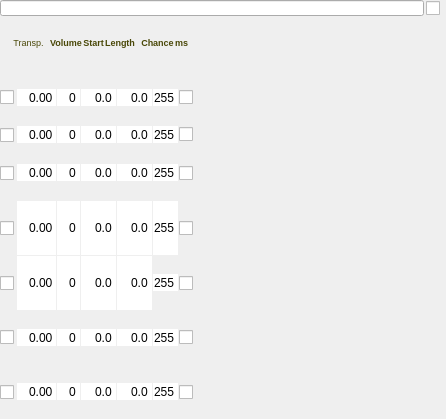
kmatheussen/radium, file Qt/qt4_patch_widget.ui: the form before one commit.
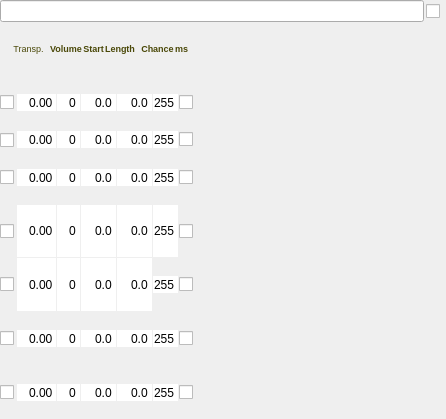
The form after the commit.

```diff
--- a/Qt/qt4_patch_widget.ui
+++ b/Qt/qt4_patch_widget.ui
@@ -19,7 +19,7 @@
   <property name="windowTitle">
    <string>Form</string>
   </property>
-  <layout class="QVBoxLayout" name="verticalLayout">
+  <layout class="QVBoxLayout" name="verticalLayout" stretch="0,1">
    <property name="spacing">
     <number>0</number>
    </property>
@@ -46,7 +46,7 @@
      <property name="maximumSize">
       <size>
        <width>16777215</width>
-       <height>16</height>
+       <height>160</height>
       </size>
      </property>
      <layout class="QHBoxLayout" name="horizontalLayout">
```
Left out of the diff: 2 changed lines with no effect on the pictures.
